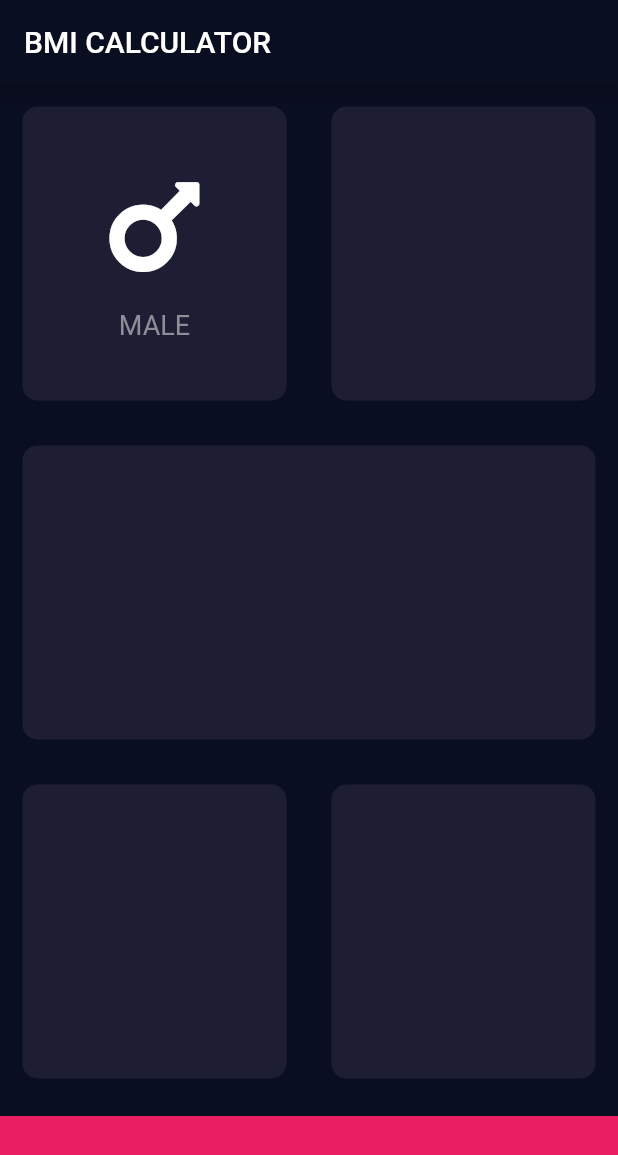
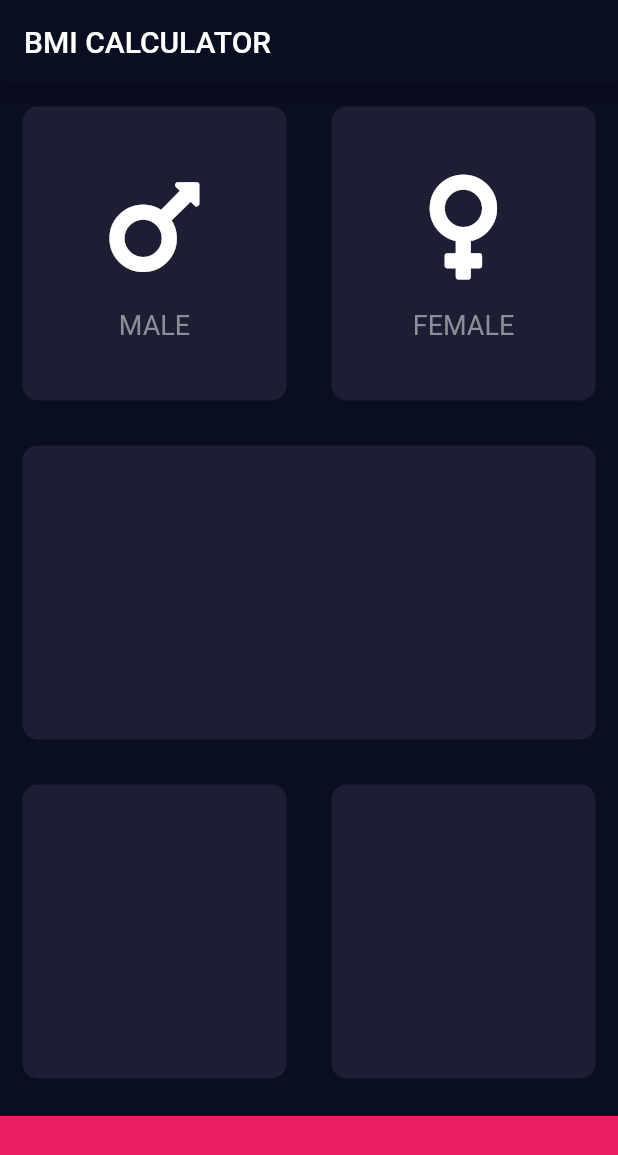
Before and after one commit to Tarlochan5268/BMI_Calculator_Flutter, a Flutter app: the screen it shows after launch, on a phone screen of 412 x 824 dp. Shown: the top 1155 px of the screen. Run offline on Flutter 3.47's test engine with Material 2 defaults, Android fonts, the phone set to English and light mode, and no system bars; our stand-ins replace font_awesome_flutter.

Commit message:
Refractored the code and made IconContent Custom Widget to keep code clean

```diff
--- a/lib/inputPage.dart
+++ b/lib/inputPage.dart
@@ -25,28 +25,19 @@ class _InputPageState extends State<InputPage> {
                 Expanded(
                   child: ReusableCard(
                     colour: activeCardColour,
-                    cardChild: Column(
-                      mainAxisAlignment: MainAxisAlignment.center,
-                      children: <Widget>[
-                        Icon(
-                          FontAwesomeIcons.mars,
-                          size: 80,
-                        ),
-                        SizedBox(
-                          height: 15.0,
-                        ),
-                        Text(
-                          'MALE',
-                          style: TextStyle(
-                              fontSize: 18.0, color: Color(0xFF8D8E98)),
-                        )
-                      ],
+                    cardChild: IconContent(
+                      label: 'MALE',
+                      icon: FontAwesomeIcons.mars,
                     ),
                   ),
                 ),
                 Expanded(
                   child: ReusableCard(
                     colour: activeCardColour,
+                    cardChild: IconContent(
+                      label: 'FEMALE',
+                      icon: FontAwesomeIcons.venus,
+                    ),
                   ),
                 ),
               ],
@@ -106,6 +97,32 @@ class _InputPageState extends State<InputPage> {
   }
 }
 
+class IconContent extends StatelessWidget {
+  final String label;
+  final IconData icon;
+  IconContent({@required this.icon, @required this.label});
+
+  @override
+  Widget build(BuildContext context) {
+    return Column(
+      mainAxisAlignment: MainAxisAlignment.center,
+      children: <Widget>[
+        Icon(
+          icon,
+          size: 80,
+        ),
+        SizedBox(
+          height: 15.0,
+        ),
+        Text(
+          label,
+          style: TextStyle(fontSize: 18.0, color: Color(0xFF8D8E98)),
+        )
+      ],
+    );
+  }
+}
+
 //Refactoring of widget
 class ReusableCard extends StatelessWidget {
   /*
```
